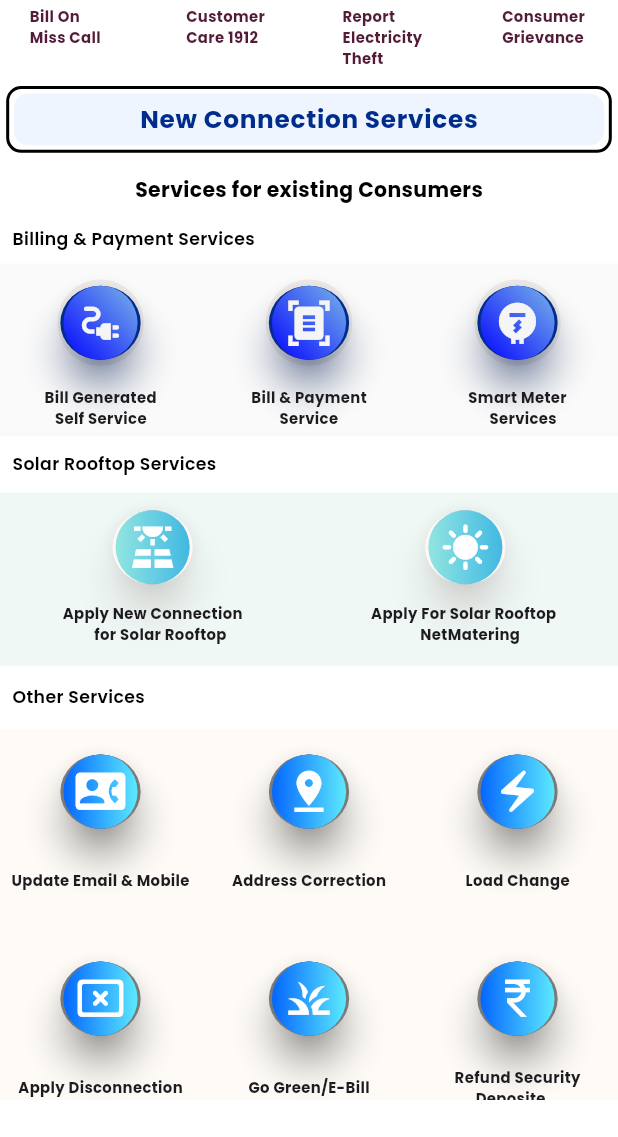
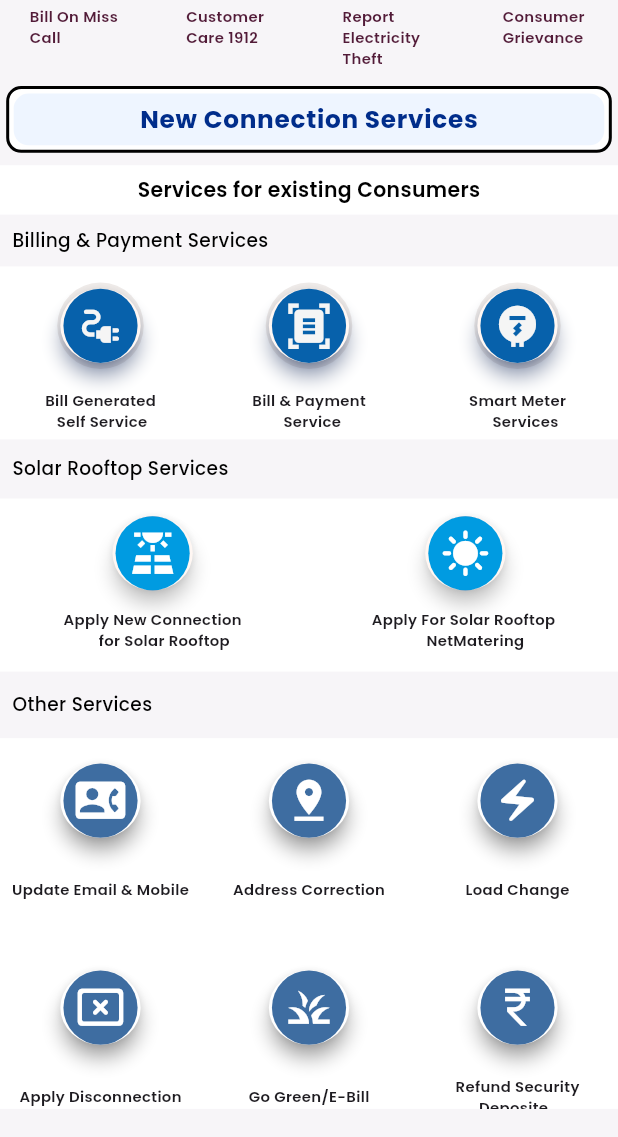
Before and after one commit to ndtechland/suvidha_app_ui, a Flutter app: the screen it shows after launch, scrolled down 221 dp, on a phone screen of 412 x 824 dp, the part 99-1236 px from its top. Run offline on Flutter 3.47's test engine with Material 2 defaults, Android fonts, the phone set to English and light mode, and no system bars; our stand-ins replace file_picker, font_awesome_flutter, get, get_storage, google_fonts, image_picker and 2 more; missing offline and left inert: flutter_carousel_slider, flutter_inappwebview, flutter_phone_direct_caller; accounts and stored records are empty; network calls fail; statements that could not run were skipped.

Commit message:
home page

```diff
--- a/lib/constants/buttons/horizontal_button.dart
+++ b/lib/constants/buttons/horizontal_button.dart
@@ -50,7 +50,7 @@ class _HorizontalButtonState extends State<HorizontalButton> {
         height: _height + _shadowHeight,
         width: size.width * 0.98,
         decoration: BoxDecoration(
-          borderRadius: BorderRadius.circular(16),
+          borderRadius: BorderRadius.circular(10),
           boxShadow: [
             BoxShadow(
               color: Colors.grey.shade400,
--- a/lib/constants/language_string/language_text.dart
+++ b/lib/constants/language_string/language_text.dart
@@ -18,8 +18,8 @@ class AppTranslations extends Translations {
           'Report Electricity Theft': 'Report Electricity Theft',
           'Consumer Grievance': 'Consumer\nGrievance',
           'Bill Generated\n   Self Service': 'Bill Generated\n   Self Service',
-          'Bill & Payment Service': 'Bill & Payment Service',
-          'Smart Meter Services': 'Smart Meter Services',
+          'Bill & Payment\n        Service': 'Bill & Payment\n        Service',
+          'Smart Meter\n      Services': 'Smart Meter\n      Services',
           'Apply New Connection for Solar Rooftop':
               'Apply New Connection for Solar Rooftop',
           'Apply For Solar Rooftop NetMatering':
@@ -41,13 +41,13 @@ class AppTranslations extends Translations {
           'Billing & Payment Services': 'बिलिंग एवं भुगतान सेवाएँ',
           'Solar Rooftop Services': 'सौर छत सेवाएँ',
           'Other Services': 'अन्य सेवाएं',
-          'Bill On Miss Call': 'मिस कॉल पर बिल',
+          'Bill On Miss Call': 'मिस कॉल   पर बिल',
           'Customer Care 1912': 'ग्राहक सेवा 1912',
           'Report Electricity Theft': 'बिजली चोरी की रिपोर्ट करें',
           'Consumer Grievance': 'उपभोक्ता शिकायत',
           'Bill Generated\n   Self Service': 'बिल जनित स्वयं सेवा',
-          'Bill & Payment Service': 'बिल एवं भुगतान सेवा',
-          'Smart Meter Services': 'स्मार्ट मीटर सेवाएँ',
+          'Bill & Payment\n        Service': 'बिल एवं भुगतान सेवा',
+          'Smart Meter\n      Services': 'स्मार्ट मीटर सेवाएँ',
           'Apply New Connection for Solar Rooftop':
               'सोलर रूफटॉप के लिए नया कनेक्शन लागू करें',
           'Apply For Solar Rooftop NetMatering':
@@ -76,9 +76,10 @@ class AppTranslations extends Translations {
           'Consumer Grievance': 'उपभोक्ता के शिकायत बा',
           'Bill Generated\n   Self Service':
               'बिल से जनरेट कइल गइल स्वयंसेवी सेवा',
-          'Bill & Payment Service':
+          'Bill & Payment\n        Service':
               'बिल अउर भुगतान सेवा के बारे में बतावल गइल बा',
-          'Smart Meter Services': 'स्मार्ट मीटर सेवा के बारे में बतावल गईल बा',
+          'Smart Meter\n      Services':
+              'स्मार्ट मीटर सेवा के बारे में बतावल गईल बा',
           'Apply New Connection for Solar Rooftop':
               'सोलर रूफटॉप खातिर नया कनेक्शन लागू करीं',
           'Apply For Solar Rooftop NetMatering':
@@ -105,8 +106,8 @@ class AppTranslations extends Translations {
           'Report Electricity Theft': 'बिजली चोरी के रिपोर्ट करू',
           'Consumer Grievance': 'उपभोक्ता शिकायत',
           'Bill Generated\n   Self Service': 'बिल उत्पन्न स्वयंसेवी सेवा',
-          'Bill & Payment Service': 'बिल एवं भुगतान सेवा',
-          'Smart Meter Services': 'स्मार्ट मीटर सेवा',
+          'Bill & Payment\n        Service': 'बिल एवं भुगतान सेवा',
+          'Smart Meter\n      Services': 'स्मार्ट मीटर सेवा',
           'Apply New Connection for Solar Rooftop':
               'सोलर रूफटॉप के लिये नया कनेक्शन लागू करे',
           'Apply For Solar Rooftop NetMatering':
--- a/lib/constants/reusable_appbar/reusable_appbar.dart
+++ b/lib/constants/reusable_appbar/reusable_appbar.dart
@@ -17,7 +17,7 @@ PreferredSizeWidget myAppBar({
     backgroundColor: AppColors.a15,
     title: Text(
       title,
-      style: GoogleFonts.poppins(
+      style: GoogleFonts.roboto(
         color: AppColors.white,
         fontSize:
             titleFontSize ?? 17, // Use provided font size or default to 17
--- a/lib/screens/home_page.dart
+++ b/lib/screens/home_page.dart
@@ -14,7 +14,6 @@ import 'package:google_fonts/google_fonts.dart';
 import 'package:suvidha_app_ui/constants/colorrr.dart';
 import 'package:suvidha_app_ui/constants/reusable_3Dtext/3d_textreusable.dart';
 import 'package:suvidha_app_ui/constants/reusable_webview/webview_reusable.dart';
-import 'package:suvidha_app_ui/constants/testing_page.dart';
 import 'package:suvidha_app_ui/screens/apply_disconnection/apply_disconnection1.dart';
 import 'package:suvidha_app_ui/screens/apply_solar_roof_net_material/apply_solar_roof_net_1.dart';
 import 'package:suvidha_app_ui/screens/bill_and_payment_service/billingdashbord.dart';
@@ -177,7 +176,7 @@ class HomePage extends StatelessWidget {
     Size size = MediaQuery.of(context).size;
 
     return Scaffold(
-      backgroundColor: Colors.white,
+      backgroundColor: AppColors.th1whtbackgrd,
       appBar: AppBar(
         elevation: 0,
         automaticallyImplyLeading: false,
@@ -418,7 +417,7 @@ class HomePage extends StatelessWidget {
                               "${Services1[index]}".tr,
                               style: GoogleFonts.poppins(
                                 fontSize: size.height * 0.012,
-                                fontWeight: FontWeight.w700,
+                                fontWeight: FontWeight.w600,
                                 color: AppColors.textmaroon505,
                               ),
                             ),
@@ -523,7 +522,7 @@ class HomePage extends StatelessWidget {
                       'Services for existing Consumers'.tr,
                       style: GoogleFonts.poppins(
                         color: Colors.black,
-                        fontWeight: FontWeight.w700,
+                        fontWeight: FontWeight.w600,
                         fontSize: size.width * 0.033,
                       ),
                     ),
@@ -541,9 +540,9 @@ class HomePage extends StatelessWidget {
                   child: Text(
                     'Billing & Payment Services'.tr,
                     style: GoogleFonts.poppins(
-                        fontSize: size.height * 0.014,
+                        fontSize: size.height * 0.015,
                         color: AppColors.black,
-                        fontWeight: FontWeight.w600),
+                        fontWeight: FontWeight.w500),
                   ),
                 ),
               ),
@@ -553,7 +552,9 @@ class HomePage extends StatelessWidget {
               Container(
                 height: size.height * 0.14,
                 width: size.width,
-                color: AppColors.newgray,
+                color: AppColors.th1wht2,
+
+                // color: AppColors.newgray,
                 child: GridView.builder(
                   physics: NeverScrollableScrollPhysics(),
                   shrinkWrap: true,
@@ -604,16 +605,16 @@ class HomePage extends StatelessWidget {
                               ),
                               child: Center(
                                 child: PhysicalModel(
-                                  elevation: 10,
-                                  color: AppColors.a15,
+                                  elevation: 5,
+                                  color: AppColors.a1,
                                   shadowColor: AppColors.a15,
                                   shape: BoxShape.circle,
                                   child: Container(
                                     height: size.height * 0.06,
                                     width: size.width * 0.13,
                                     decoration: BoxDecoration(
-                                        // color: AppColors.a16,
-                                        gradient: AppColors.gradient11,
+                                        color: AppColors.th1blue,
+                                        // gradient: AppColors.gradient11,
                                         shape: BoxShape.circle
                                         // borderRadius: BorderRadius.circular(20),
                                         ),
@@ -645,7 +646,7 @@ class HomePage extends StatelessWidget {
                                     "${Services2[index]}".tr,
                                     style: GoogleFonts.poppins(
                                       fontSize: size.height * 0.012,
-                                      fontWeight: FontWeight.w700,
+                                      fontWeight: FontWeight.w600,
                                     ),
                                   ),
                                 ),
@@ -677,9 +678,9 @@ class HomePage extends StatelessWidget {
                   child: Text(
                     'Solar Rooftop Services'.tr,
                     style: GoogleFonts.poppins(
-                        fontSize: size.height * 0.014,
+                        fontSize: size.height * 0.015,
                         color: AppColors.black,
-                        fontWeight: FontWeight.w600),
+                        fontWeight: FontWeight.w500),
                   ),
                 ),
               ),
@@ -689,7 +690,8 @@ class HomePage extends StatelessWidget {
               Container(
                 height: size.height * 0.14,
                 width: size.width,
-                color: AppColors.ContainerUnSelectedColor,
+                color: AppColors.th1wht2,
+                //ContainerUnSelectedColor,
                 child: GridView.builder(
                   physics: NeverScrollableScrollPhysics(),
                   shrinkWrap: true,
@@ -720,7 +722,7 @@ class HomePage extends StatelessWidget {
 
                               //Get.to(SelectPahseLineRange());
 
-                              Get.to(() => SmsVerificationPage());
+                              ///Get.to(() => SmsVerificationPage());
                             } else if (index == 1) {
                               // await FlutterPhoneDirectCaller.callNumber(
                               //     customercare);
@@ -737,16 +739,16 @@ class HomePage extends StatelessWidget {
                             ),
                             child: Center(
                               child: PhysicalModel(
-                                elevation: 10,
+                                elevation: 5,
                                 color: AppColors.a1,
-                                shadowColor: AppColors.a1,
+                                shadowColor: AppColors.black,
                                 shape: BoxShape.circle,
                                 child: Container(
                                   height: size.height * 0.06,
                                   width: size.width * 0.13,
                                   decoration: BoxDecoration(
-                                      // color: AppColors.a16,
-                                      gradient: AppColors.gradient9,
+                                      color: AppColors.a16,
+                                      //gradient: AppColors.gradient9,
                                       shape: BoxShape.circle
                                       // borderRadius: BorderRadius.circular(20),
                                       ),
@@ -778,7 +780,7 @@ class HomePage extends StatelessWidget {
                                   "${Services3[index]}".tr,
                                   style: GoogleFonts.poppins(
                                     fontSize: size.height * 0.012,
-                                    fontWeight: FontWeight.w700,
+                                    fontWeight: FontWeight.w600,
                                   ),
                                 ),
                               ),
@@ -808,9 +810,9 @@ class HomePage extends StatelessWidget {
                   child: Text(
                     'Other Services'.tr,
                     style: GoogleFonts.poppins(
-                        fontSize: size.height * 0.014,
+                        fontSize: size.height * 0.015,
                         color: AppColors.black,
-                        fontWeight: FontWeight.w600),
+                        fontWeight: FontWeight.w500),
                   ),
                 ),
               ),
@@ -820,7 +822,9 @@ class HomePage extends StatelessWidget {
               Container(
                 height: size.height * 0.30,
                 width: size.width,
-                color: AppColors.a20,
+                color: AppColors.th1wht2,
+
+                ///color: AppColors.a20,
                 child: GridView.builder(
                   physics: NeverScrollableScrollPhysics(),
                   shrinkWrap: true,
@@ -870,22 +874,22 @@ class HomePage extends StatelessWidget {
                             height: size.height * 0.06,
                             width: size.width * 0.14,
                             decoration: BoxDecoration(
-                              color: AppColors.a15,
+                              //color: AppColors.a1,
                               // gradient: AppColors.gradient2,
                               shape: BoxShape.circle,
                             ),
                             child: Center(
                               child: PhysicalModel(
-                                elevation: 10,
-                                color: AppColors.greyColor,
+                                elevation: 5,
+                                color: AppColors.th1wht2,
                                 shadowColor: AppColors.greyColor,
                                 shape: BoxShape.circle,
                                 child: Container(
                                   height: size.height * 0.06,
                                   width: size.width * 0.13,
                                   decoration: BoxDecoration(
-                                      // color: AppColors.a16,
-                                      gradient: AppColors.gradient7,
+                                      color: AppColors.a3,
+                                      // gradient: AppColors.gradient7,
                                       shape: BoxShape.circle
                                       // borderRadius: BorderRadius.circular(20),
                                       ),
@@ -920,7 +924,7 @@ class HomePage extends StatelessWidget {
                                   "${Services4[index]}".tr,
                                   style: GoogleFonts.poppins(
                                     fontSize: size.height * 0.012,
-                                    fontWeight: FontWeight.w700,
+                                    fontWeight: FontWeight.w600,
                                   ),
                                 ),
                               ),
```
Also changed, not shown: lib/screens/bill_and_payment_service/biling_2.dart (+22 -20 lines), lib/screens/bill_and_payment_service/billing_1.dart (+20 -17 lines), lib/screens/bill_and_payment_service/billing_3.dart (+19 -18 lines), lib/screens/bill_and_payment_service/billingdashbord.dart (+14 -14 lines), lib/screens/bill_sgenerated_self_servicess/bill_generated_self_service.dart (+27 -23 lines), lib/screens/smart_meter_service/smart_meter_service_2.dart (+43 -36 lines), lib/screens/smart_meter_service/smart_meter_services_1.dart (+48 -41 lines), 4 other files.
